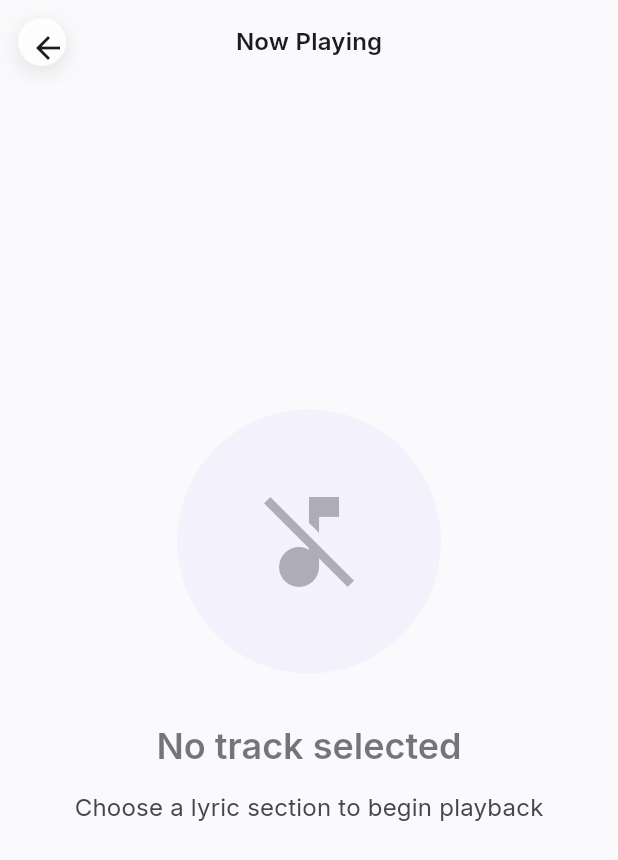
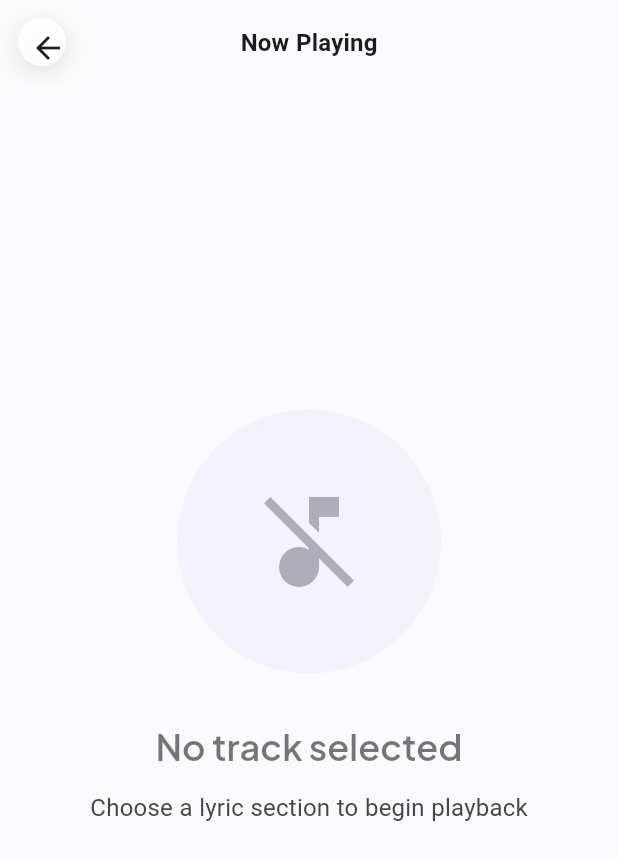
Before and after one commit to MickhaelAstatke/AmetWereb, a Flutter app: the screen it shows after launch, after a tap on the "play circle filled" icon, on a phone screen of 412 x 824 dp. Shown: the top 860 px of the screen. Run offline on Flutter 3.47's test engine with Material 3 defaults, Android fonts, the light colour scheme and no system bars; our stand-ins replace audioplayers, flutter_hooks, google_fonts.

Commit message:
Add Ethiopic-supporting font theme and tests

```diff
--- a/lib/screens/editor_page.dart
+++ b/lib/screens/editor_page.dart
@@ -104,6 +104,7 @@ class _EditorPageState extends State<EditorPage> {
                           value: selectedPage,
                           decoration: InputDecoration(
                             labelText: 'Select a page',
+                            labelStyle: theme.textTheme.labelMedium,
                             filled: true,
                             fillColor: theme.colorScheme.surface,
                             border: OutlineInputBorder(
@@ -116,6 +117,7 @@ class _EditorPageState extends State<EditorPage> {
                             ),
                           ),
                           dropdownColor: theme.colorScheme.surface,
+                          style: theme.textTheme.titleMedium,
                           items: provider.pages
                               .map(
                                 (page) => DropdownMenuItem(
@@ -423,16 +425,16 @@ class _EditorPageState extends State<EditorPage> {
                                       ),
                                       child: Row(
                                         mainAxisSize: MainAxisSize.min,
-                                        children: const [
-                                          Icon(
+                                        children: [
+                                          const Icon(
                                             Icons.library_add,
                                             color: Colors.white,
                                             size: 18,
                                           ),
-                                          SizedBox(width: 6),
+                                          const SizedBox(width: 6),
                                           Text(
                                             'Add',
-                                            style: TextStyle(
+                                            style: theme.textTheme.labelLarge?.copyWith(
                                               color: Colors.white,
                                               fontWeight: FontWeight.w600,
                                             ),
--- a/lib/screens/home_page.dart
+++ b/lib/screens/home_page.dart
@@ -204,6 +204,7 @@ class HomePage extends HookWidget {
                                     ),
                                   ),
                                   dropdownColor: Theme.of(context).colorScheme.surface,
+                                  style: Theme.of(context).textTheme.titleMedium,
                                   items: provider.pages
                                       .map(
                                         (page) => DropdownMenuItem(
--- a/lib/theme/app_theme.dart
+++ b/lib/theme/app_theme.dart
@@ -152,99 +152,148 @@ class AppTheme {
   }
 
   static TextTheme _buildTextTheme(ColorScheme colorScheme) {
-    return GoogleFonts.interTextTheme(
-      TextTheme(
-        displayLarge: GoogleFonts.plusJakartaSans(
+    List<String> _uniqueFamilies(List<String?> families) {
+      final seen = <String>{};
+      final result = <String>[];
+      for (final family in families) {
+        if (family != null && seen.add(family)) {
+          result.add(family);
+        }
+      }
+      return result;
+    }
+
+    final ethiopicFamily = GoogleFonts.notoSansEthiopic().fontFamily;
+    final latinFallbacks = _uniqueFamilies([
+      GoogleFonts.inter().fontFamily,
+      GoogleFonts.plusJakartaSans().fontFamily,
+    ]);
+    final displayFallbacks = _uniqueFamilies([
+      ethiopicFamily,
+      ...latinFallbacks,
+    ]);
+
+    TextStyle _notoSans({
+      required double fontSize,
+      required FontWeight fontWeight,
+      double? letterSpacing,
+      double? height,
+    }) {
+      return GoogleFonts.notoSansEthiopic(
+        fontSize: fontSize,
+        fontWeight: fontWeight,
+        letterSpacing: letterSpacing,
+        height: height,
+        fontFamilyFallback: latinFallbacks,
+      );
+    }
+
+    TextStyle _jakartaSans({
+      required double fontSize,
+      required FontWeight fontWeight,
+      double? letterSpacing,
+      double? height,
+    }) {
+      return GoogleFonts.plusJakartaSans(
+        fontSize: fontSize,
+        fontWeight: fontWeight,
+        letterSpacing: letterSpacing,
+        height: height,
+        fontFamilyFallback: displayFallbacks,
+      );
+    }
+
+    return TextTheme(
+      displayLarge: _jakartaSans(
         fontSize: 57,
         fontWeight: FontWeight.w800,
         letterSpacing: -0.5,
         height: 1.1,
       ),
-        displayMedium: GoogleFonts.plusJakartaSans(
+      displayMedium: _jakartaSans(
         fontSize: 45,
         fontWeight: FontWeight.w800,
         letterSpacing: -0.5,
         height: 1.15,
       ),
-        displaySmall: GoogleFonts.plusJakartaSans(
+      displaySmall: _jakartaSans(
         fontSize: 36,
         fontWeight: FontWeight.w700,
         letterSpacing: -0.25,
         height: 1.2,
       ),
-        headlineLarge: GoogleFonts.plusJakartaSans(
+      headlineLarge: _jakartaSans(
         fontSize: 32,
         fontWeight: FontWeight.w700,
         letterSpacing: -0.25,
         height: 1.25,
       ),
-        headlineMedium: GoogleFonts.plusJakartaSans(
+      headlineMedium: _jakartaSans(
         fontSize: 28,
         fontWeight: FontWeight.w700,
         letterSpacing: 0,
         height: 1.3,
       ),
-        headlineSmall: GoogleFonts.plusJakartaSans(
+      headlineSmall: _jakartaSans(
         fontSize: 24,
         fontWeight: FontWeight.w600,
         letterSpacing: 0,
         height: 1.35,
       ),
-        titleLarge: GoogleFonts.inter(
+      titleLarge: _notoSans(
         fontSize: 22,
         fontWeight: FontWeight.w600,
         letterSpacing: 0,
         height: 1.4,
       ),
-        titleMedium: GoogleFonts.inter(
+      titleMedium: _notoSans(
         fontSize: 16,
         fontWeight: FontWeight.w600,
         letterSpacing: 0.15,
         height: 1.45,
       ),
-        titleSmall: GoogleFonts.inter(
+      titleSmall: _notoSans(
         fontSize: 14,
         fontWeight: FontWeight.w600,
         letterSpacing: 0.1,
         height: 1.45,
       ),
-        bodyLarge: GoogleFonts.inter(
+      bodyLarge: _notoSans(
         fontSize: 16,
         fontWeight: FontWeight.w400,
         letterSpacing: 0.15,
         height: 1.6,
       ),
-        bodyMedium: GoogleFonts.inter(
+      bodyMedium: _notoSans(
         fontSize: 14,
         fontWeight: FontWeight.w400,
         letterSpacing: 0.25,
         height: 1.6,
       ),
-        bodySmall: GoogleFonts.inter(
+      bodySmall: _notoSans(
         fontSize: 12,
         fontWeight: FontWeight.w400,
         letterSpacing: 0.4,
         height: 1.5,
       ),
-        labelLarge: GoogleFonts.inter(
+      labelLarge: _notoSans(
         fontSize: 14,
         fontWeight: FontWeight.w600,
         letterSpacing: 0.5,
         height: 1.4,
       ),
-        labelMedium: GoogleFonts.inter(
+      labelMedium: _notoSans(
         fontSize: 12,
         fontWeight: FontWeight.w500,
         letterSpacing: 0.5,
         height: 1.35,
       ),
-        labelSmall: GoogleFonts.inter(
+      labelSmall: _notoSans(
         fontSize: 11,
         fontWeight: FontWeight.w500,
         letterSpacing: 0.5,
         height: 1.3,
       ),
-      ),
     );
   }
 }
```
Also changed, not shown: 1 other file. Lines whose indentation alone changed are shown as unchanged.
